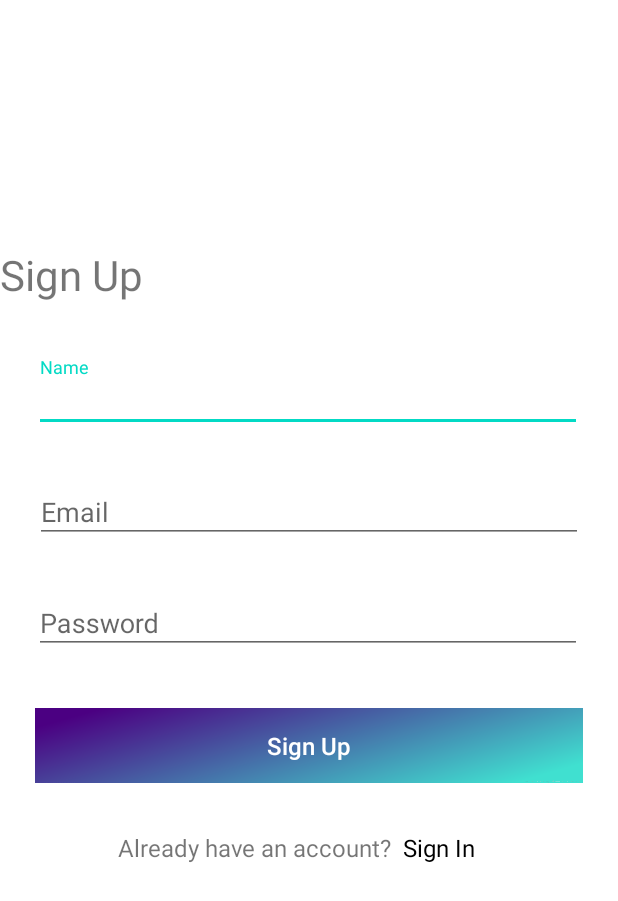
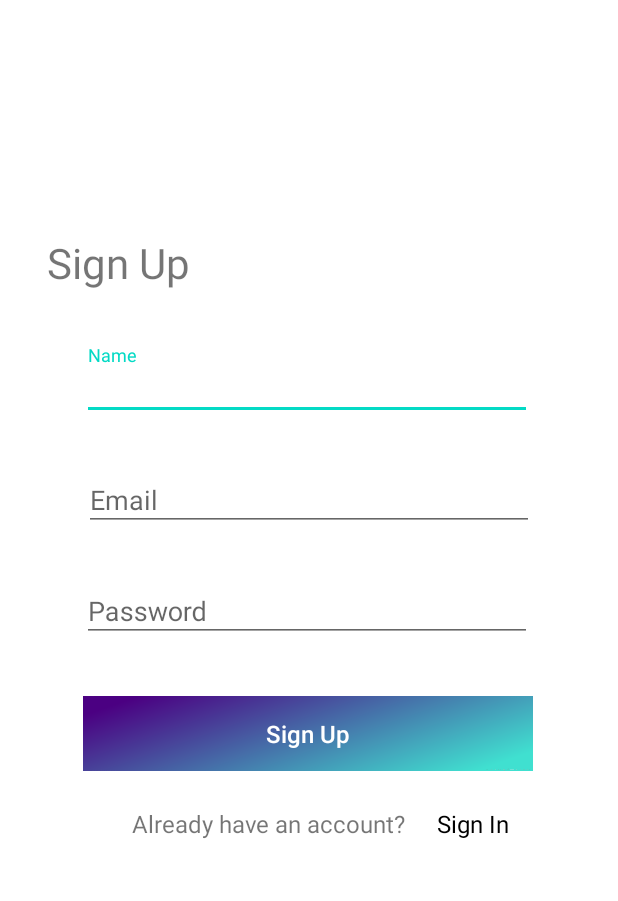
Before and after one commit to abhilashsaj/Wearable-Based-Health-Monitoring-System, an Android app: the RegisterActivity screen opened directly, with no data from a screen before it, on a phone screen of 412 x 824 dp. Shown: the top 901 px of the screen. Run offline under Robolectric (Android 15) with nearby library versions, the phone set to English and light mode, and no system bars.

Commit message:
styled landing, login and sign up

```diff
--- a/Android/app/src/main/java/com/example/svasthya/LoginActivity.java
+++ b/Android/app/src/main/java/com/example/svasthya/LoginActivity.java
@@ -2,6 +2,7 @@ package com.example.svasthya;
 
 import androidx.appcompat.app.AppCompatActivity;
 
+import android.content.Intent;
 import android.os.Bundle;
 import android.view.View;
 
@@ -14,4 +15,8 @@ public class LoginActivity extends AppCompatActivity {
     }
 
 
+    public void signUp(View view) {
+        Intent intent = new Intent(LoginActivity.this, RegisterActivity.class);
+        startActivity(intent);
+    }
 }
--- a/Android/app/src/main/res/layout/activity_register.xml
+++ b/Android/app/src/main/res/layout/activity_register.xml
@@ -9,7 +9,7 @@
 
     <com.google.android.material.textfield.TextInputLayout
         android:id="@+id/textInputLayoutName"
-        android:layout_width="365dp"
+        android:layout_width="300dp"
         android:layout_height="50dp"
         android:layout_marginTop="36dp"
         android:hint="Name"
@@ -26,7 +26,7 @@
 
     <com.google.android.material.textfield.TextInputLayout
         android:id="@+id/textInputLayout"
-        android:layout_width="365dp"
+        android:layout_width="300dp"
         android:layout_height="50dp"
         android:layout_marginTop="24dp"
         android:hint="Email"
@@ -43,7 +43,7 @@
 
     <com.google.android.material.textfield.TextInputLayout
         android:id="@+id/textInputLayout2"
-        android:layout_width="365dp"
+        android:layout_width="300dp"
         android:layout_height="50dp"
         android:layout_marginTop="24dp"
         android:hint="Password"
@@ -61,18 +61,18 @@
         android:id="@+id/textView3"
         android:layout_width="wrap_content"
         android:layout_height="wrap_content"
-        android:layout_marginTop="164dp"
+        android:layout_marginTop="156dp"
         android:text="Sign Up"
         android:textAllCaps="false"
         android:textSize="28sp"
         app:layout_constraintEnd_toEndOf="parent"
-        app:layout_constraintHorizontal_bias="0.0"
+        app:layout_constraintHorizontal_bias="0.098"
         app:layout_constraintStart_toStartOf="parent"
         app:layout_constraintTop_toTopOf="parent" />
 
     <Button
         android:id="@+id/button3"
-        android:layout_width="365dp"
+        android:layout_width="300dp"
         android:layout_height="50dp"
         android:layout_marginTop="36dp"
         android:background="@drawable/grad_blue"
@@ -90,12 +90,12 @@
         android:id="@+id/textView4"
         android:layout_width="wrap_content"
         android:layout_height="wrap_content"
-        android:layout_marginTop="32dp"
+        android:layout_marginTop="24dp"
         android:text="Already have an account?"
         android:textAllCaps="false"
         android:textSize="16sp"
         app:layout_constraintEnd_toStartOf="@+id/textView5"
-        app:layout_constraintHorizontal_bias="0.883"
+        app:layout_constraintHorizontal_bias="0.618"
         app:layout_constraintStart_toStartOf="@+id/button3"
         app:layout_constraintTop_toBottomOf="@+id/button3" />
 
@@ -103,8 +103,9 @@
         android:id="@+id/textView5"
         android:layout_width="wrap_content"
         android:layout_height="wrap_content"
-        android:layout_marginTop="32dp"
-        android:layout_marginEnd="72dp"
+        android:layout_marginTop="24dp"
+        android:layout_marginEnd="16dp"
+        android:onClick="signIn"
         android:text="Sign In"
         android:textColor="@android:color/black"
         android:textSize="16sp"
```
Also changed, not shown: Android/app/src/main/java/com/example/svasthya/RegisterActivity.java (+7 -0 lines), Android/app/src/main/res/layout/activity_login.xml (+8 -7 lines), Android/app/src/main/res/layout/activity_main.xml (+7 -2 lines).
